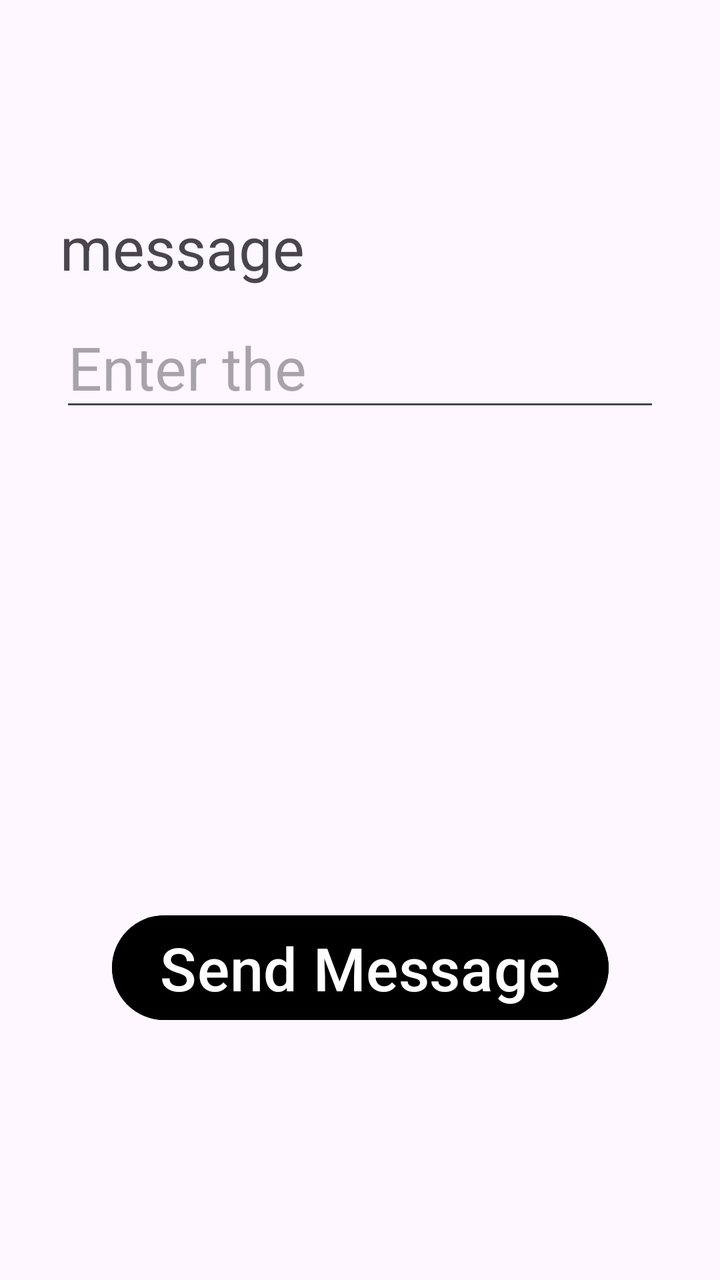
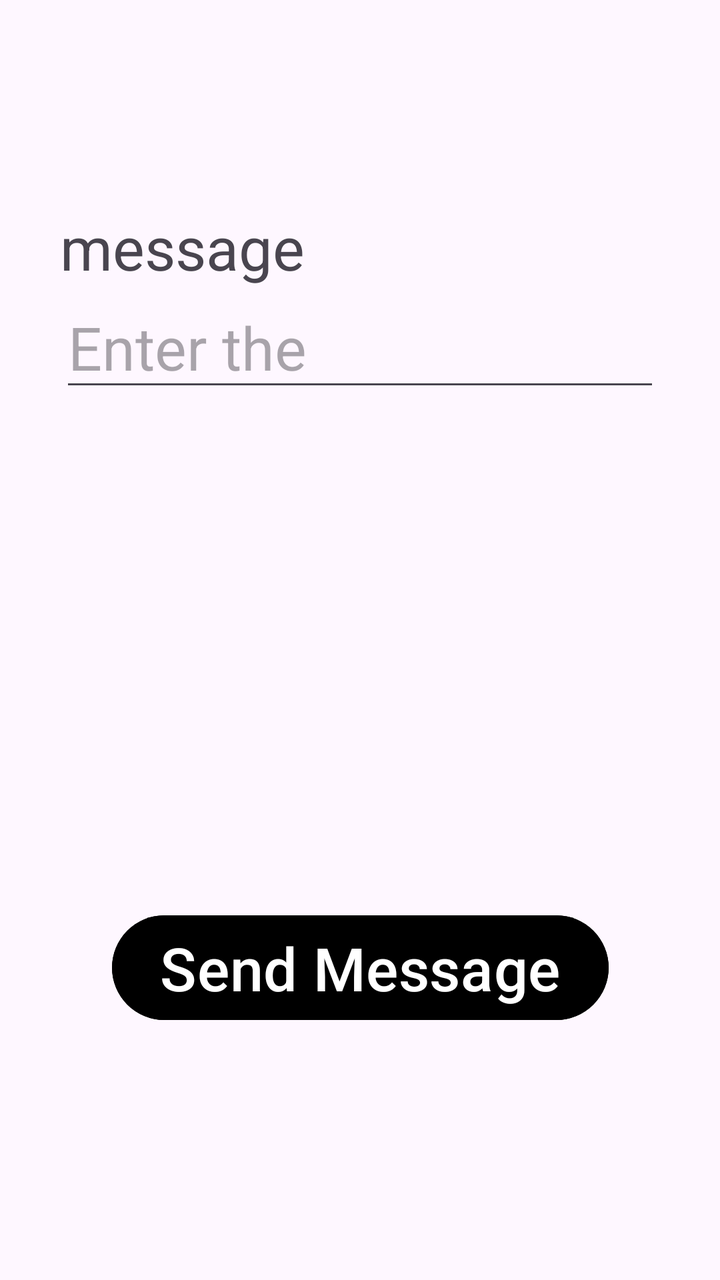

Screens rendered from an Android XML layout before and after an edit, with the pre-edit source and the edit as a unified diff.
<!-- AndroidManifest.xml: application theme Theme.ContactMe -->
<!-- res/layout/fragment_sms.xml -->
<?xml version="1.0" encoding="utf-8"?>
<FrameLayout xmlns:android="http://schemas.android.com/apk/res/android"
    xmlns:app="http://schemas.android.com/apk/res-auto"
    xmlns:tools="http://schemas.android.com/tools"
    android:layout_width="match_parent"
    android:layout_height="match_parent"
    tools:context=".SmsFragment"
    android:padding="30dp"
    >

    

    <androidx.constraintlayout.widget.ConstraintLayout
        android:layout_width="match_parent"
        android:layout_height="match_parent">

        <TextView
            android:layout_width="wrap_content"
            android:layout_height="wrap_content"
            android:text="message"
            android:textSize="30sp"
            app:layout_constraintBottom_toBottomOf="parent"
            app:layout_constraintEnd_toEndOf="parent"
            app:layout_constraintHorizontal_bias="0.0"
            app:layout_constraintStart_toStartOf="parent"
            app:layout_constraintTop_toTopOf="parent"
            app:layout_constraintVertical_bias="0.136" />

        <EditText
            android:id="@+id/EtSms"
            android:layout_width="300dp"
            android:layout_height="wrap_content"
            android:ems="11"
            android:hint="Enter the "
            android:inputType="text"
            android:textSize="30sp"
            app:layout_constraintBottom_toBottomOf="parent"
            app:layout_constraintEnd_toEndOf="parent"
            app:layout_constraintHorizontal_bias="0.0"
            app:layout_constraintStart_toStartOf="parent"
            app:layout_constraintTop_toTopOf="parent"
            app:layout_constraintVertical_bias="0.236" />

        <Button
            android:id="@+id/BtnSendSms"
            android:layout_width="wrap_content"
            android:layout_height="wrap_content"
            android:backgroundTint="@color/black"
            android:text="Send Message"
            android:textSize="30sp"
            app:layout_constraintBottom_toBottomOf="parent"
            app:layout_constraintEnd_toEndOf="parent"
            app:layout_constraintHorizontal_bias="0.5"
            app:layout_constraintStart_toStartOf="parent"
            app:layout_constraintTop_toTopOf="parent"
            app:layout_constraintVertical_bias="0.815" />
    </androidx.constraintlayout.widget.ConstraintLayout>

</FrameLayout>
<!-- resources referenced by this layout -->
<resources>
  <color name="black">#FF000000</color>
  <style name="Theme.ContactMe" parent="Base.Theme.ContactMe" />
  <style name="Base.Theme.ContactMe" parent="Theme.Material3.DayNight.NoActionBar">
          
          
      </style>
</resources>

<!-- the commit's change to res/layout/fragment_sms.xml (unified diff, before → after) -->
@@ -30,16 +30,16 @@
             android:id="@+id/EtSms"
             android:layout_width="300dp"
             android:layout_height="wrap_content"
-            android:ems="11"
+            android:ems="10"
             android:hint="Enter the "
             android:inputType="text"
             android:textSize="30sp"
             app:layout_constraintBottom_toBottomOf="parent"
             app:layout_constraintEnd_toEndOf="parent"
-            app:layout_constraintHorizontal_bias="0.0"
+            app:layout_constraintHorizontal_bias="0.205"
             app:layout_constraintStart_toStartOf="parent"
             app:layout_constraintTop_toTopOf="parent"
-            app:layout_constraintVertical_bias="0.236" />
+            app:layout_constraintVertical_bias="0.217" />
 
         <Button
             android:id="@+id/BtnSendSms"
